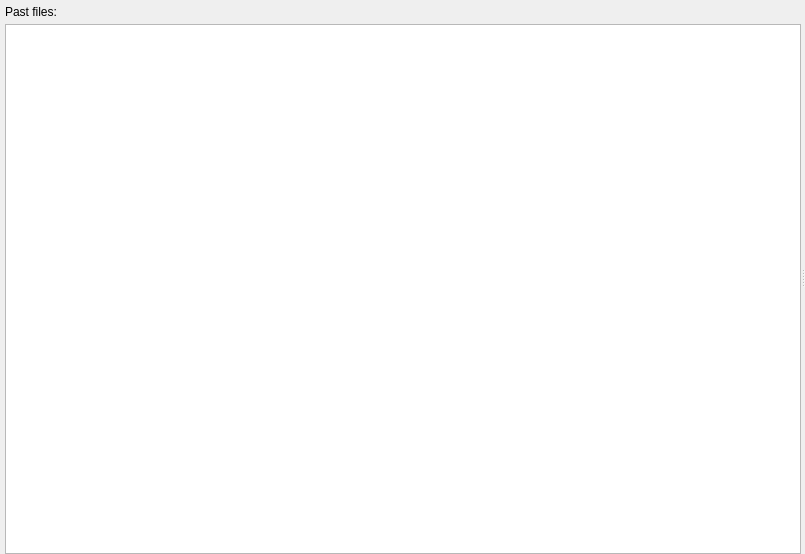
Qt form nicos_ess/dream/gui/ui_files/live.ui (ess-dmsc/nicos) before a commit.
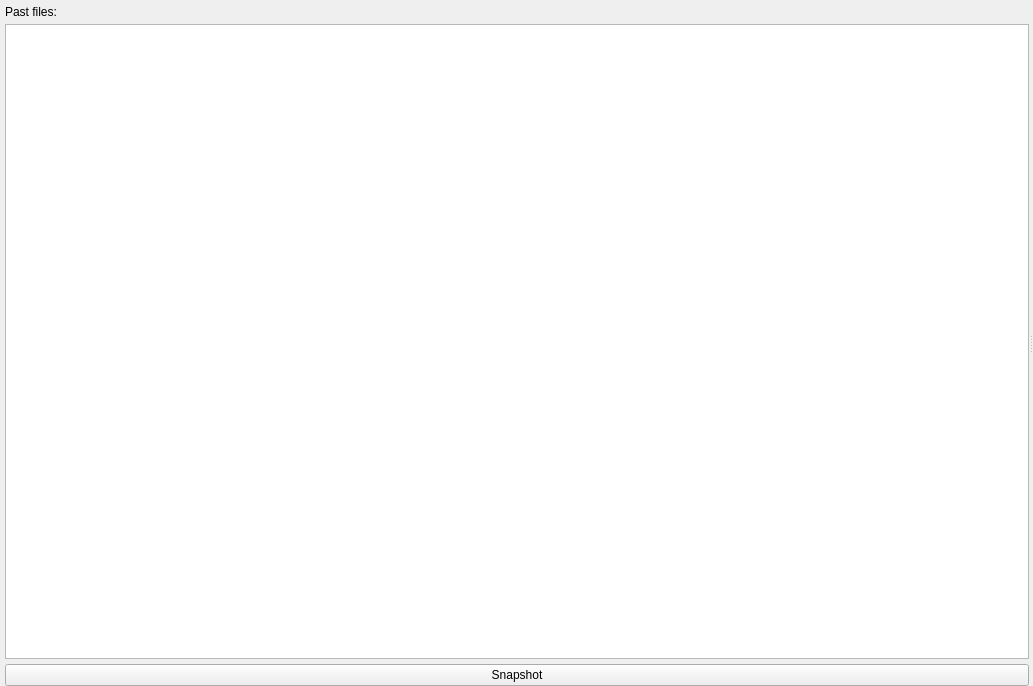
The same form after that commit. Icons and pictures are not drawn.

Commit message: Add snapshot button in LiveDataPanel

What changed in the file:
```diff
--- a/nicos_ess/dream/gui/ui_files/live.ui
+++ b/nicos_ess/dream/gui/ui_files/live.ui
@@ -6,8 +6,8 @@
    <rect>
     <x>0</x>
     <y>0</y>
-    <width>805</width>
-    <height>554</height>
+    <width>1033</width>
+    <height>686</height>
    </rect>
   </property>
   <property name="windowTitle">
@@ -74,6 +74,13 @@
          </property>
         </widget>
        </item>
+       <item>
+        <widget class="QPushButton" name="snapShotButton">
+         <property name="text">
+          <string>Snapshot</string>
+         </property>
+        </widget>
+       </item>
       </layout>
      </widget>
      <widget class="QWidget" name="verticalLayoutWidget_2">
```
